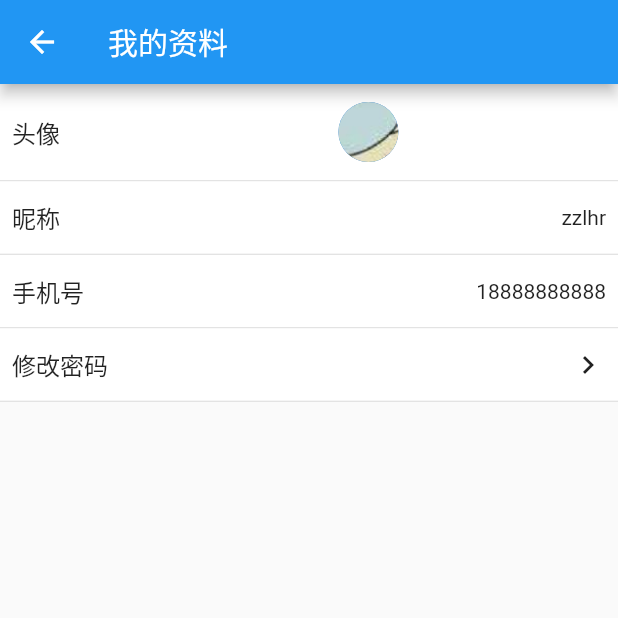
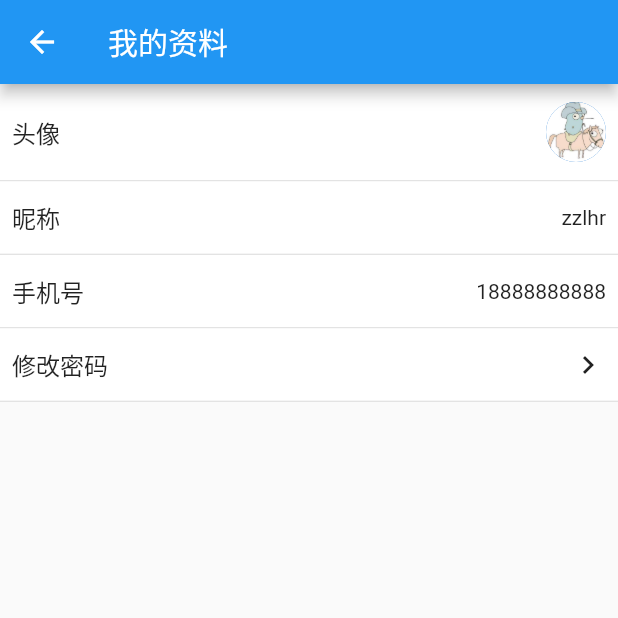
Before and after one commit to zzlhr/xshop_app, a Flutter app: the UserInfoPage screen opened directly, on a phone screen of 412 x 824 dp, the top half of it. Run offline on Flutter 3.47's test engine with Material 2 defaults, Android fonts, the phone set to English and light mode, and no system bars; our stand-ins replace material_design_icons_flutter.

Commit message:
修改我的信息中的头像显示

```diff
--- a/lib/component/Cell.dart
+++ b/lib/component/Cell.dart
@@ -1,6 +1,5 @@
 import 'package:flutter/cupertino.dart';
 import 'package:flutter/material.dart';
-import 'package:xshop_app/conf/theme.dart';
 
 class Cell extends StatelessWidget {
   final title;
@@ -61,7 +60,14 @@ class Cell extends StatelessWidget {
       return Text(_content, textDirection: TextDirection.rtl);
     }
     if (type == "AssetImage") {
-      return CircleAvatar(radius: 20, backgroundImage: content);
+      return Container(
+        alignment: Alignment.centerRight,
+        child: SizedBox(
+          height: 40,
+          width: 40,
+          child: CircleAvatar(radius: 20, backgroundImage: content),
+        ),
+      );
     }
     return Container(width: 0, height: 0);
   }
--- a/lib/pages/OrderList.dart
+++ b/lib/pages/OrderList.dart
@@ -101,6 +101,7 @@ class OrderListPageState extends State<OrderListPage>
   _goodsItem() {
     return Padding(
       padding: const EdgeInsets.only(bottom: 8),
+      child: GestureDetector(
         child: Row(
           children: <Widget>[
             Expanded(
@@ -115,6 +116,10 @@ class OrderListPageState extends State<OrderListPage>
               flex: 3,
             ),
           ],
+        ),
+        onTap: (){
+
+        },
       ),
     );
   }
```
Also changed, not shown: lib/pages/GoodsInfo.dart (+11 -1 lines), lib/pages/UserInfo.dart (+6 -1 lines). Lines whose indentation alone changed are shown as unchanged.
